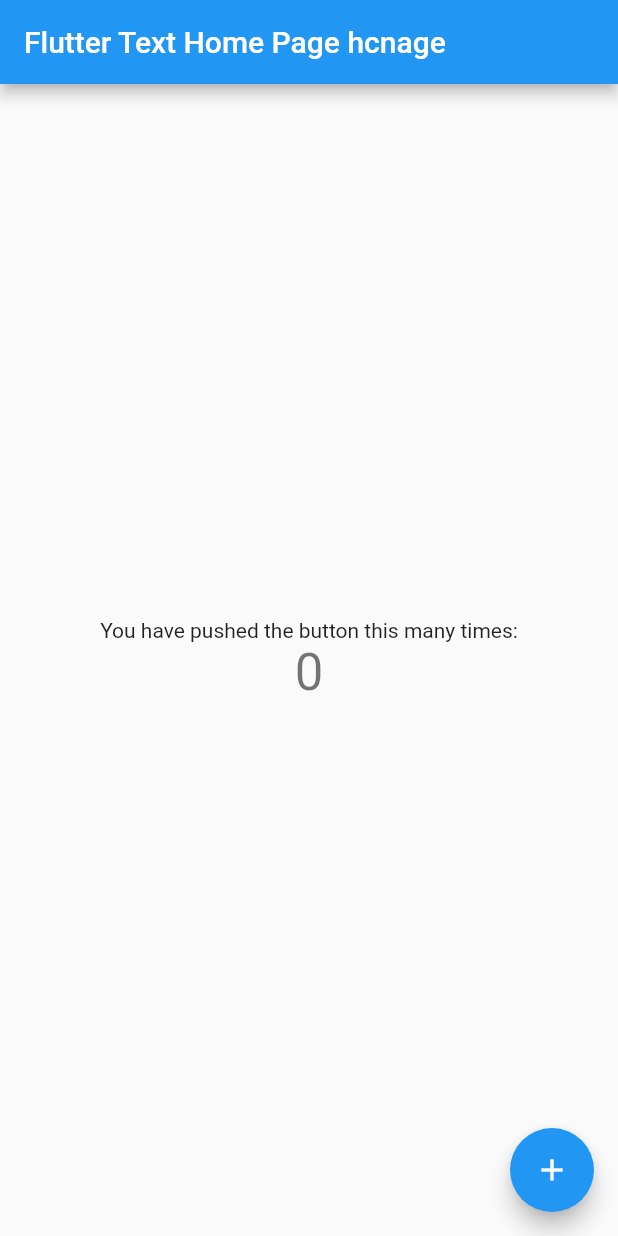
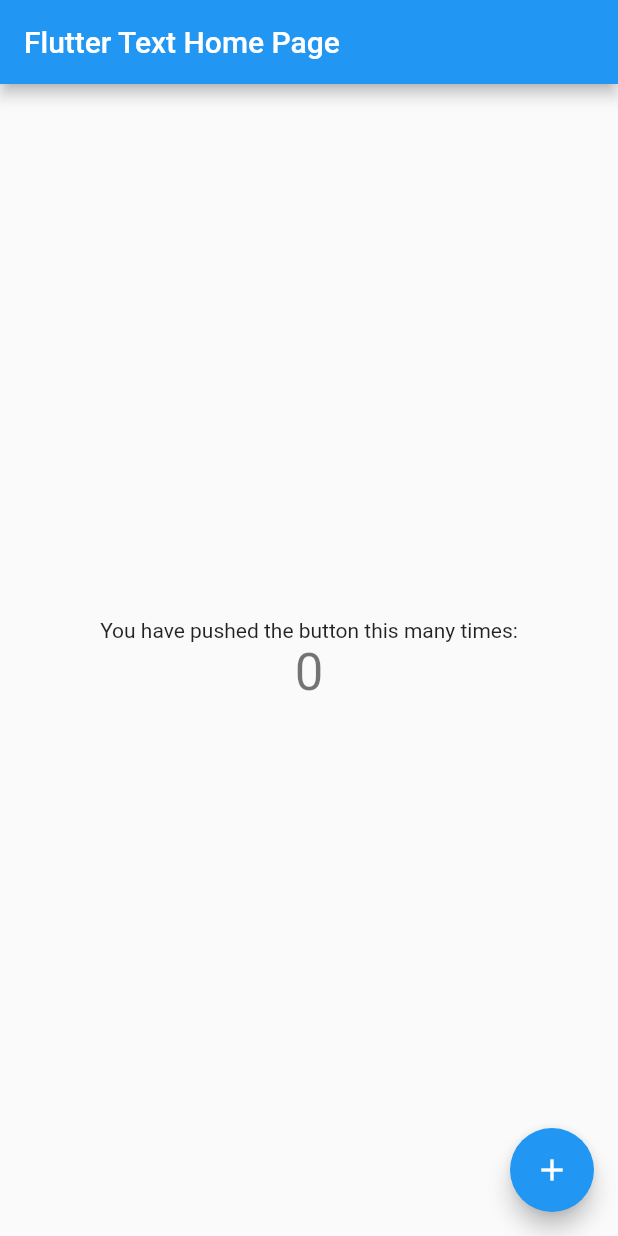
Before and after one commit to SudeepKS88/Flutter, a Flutter app: the screen it shows after launch, on a phone screen of 412 x 824 dp. Run offline on Flutter 3.47's test engine with Material 2 defaults, Android fonts, the phone set to English and light mode, and no system bars.

Commit message:
revenrt title changes

```diff
--- a/flutter_sample/lib/main.dart
+++ b/flutter_sample/lib/main.dart
@@ -19,7 +19,7 @@ class MyApp extends StatelessWidget {
         // counter didn't reset back to zero; the application is not restarted.
         primarySwatch: Colors.blue,
       ),
-      home: new MyHomePage(title: 'Flutter Text Home Page hcnage'),
+      home: new MyHomePage(title: 'Flutter Text Home Page'),
     );
   }
 }
```
